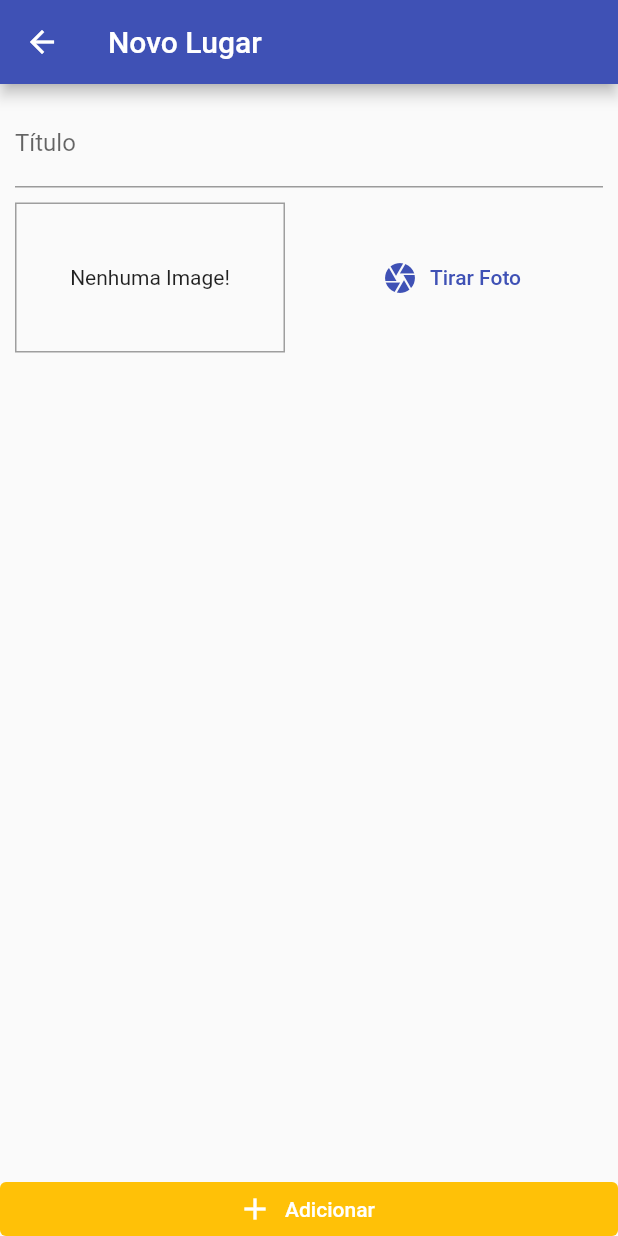
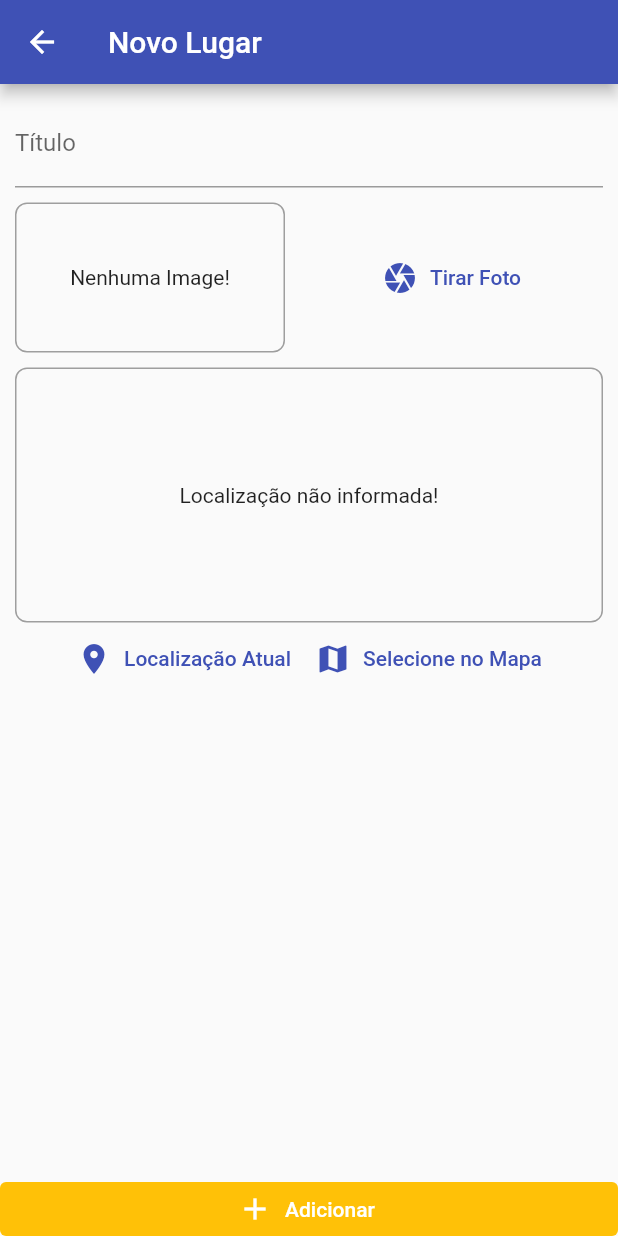
Before and after one commit to jamile08/GreatPlaces, a Flutter app: the screen it shows after launch, after a tap on the "add" icon, on a phone screen of 412 x 824 dp. Run offline on Flutter 3.47's test engine with Material 2 defaults, Android fonts, the phone set to English and light mode, and no system bars; our stand-ins replace image_picker, location, sqflite; accounts and stored records are empty.

Commit message:
SQLite e Maps static API

```diff
--- a/lib/providers/great_places.dart
+++ b/lib/providers/great_places.dart
@@ -3,6 +3,7 @@ import 'dart:math';
 
 import 'package:flutter/widgets.dart';
 import 'package:great_places/models/places.dart';
+import 'package:great_places/utils/db_util.dart';
 
 class GreatPlaces with ChangeNotifier {
   List<Place> _items = [];
@@ -13,6 +14,21 @@ class GreatPlaces with ChangeNotifier {
 
   Place itemByIndex(int index) => _items[index];
 
+  Future<void> loadPlaces() async {
+    final dataList = await DbUtil.getData("places");
+    _items = dataList
+        .map(
+          (item) => Place(
+            id: item["id"],
+            title: item["title"],
+            image: File(item["image"]),
+            location: null,
+          ),
+        )
+        .toList();
+    notifyListeners();
+  }
+
   void addPlace(String title, File image) {
     final newPlace = Place(
       id: Random().nextDouble().toString(),
@@ -21,6 +37,13 @@ class GreatPlaces with ChangeNotifier {
       location: null,
     );
     _items.add(newPlace);
+
+    DbUtil.insert("places", {
+      "id": newPlace.id,
+      "title": newPlace.title,
+      "image": newPlace.image.path,
+    });
+
     notifyListeners();
   }
 }
--- a/lib/screens/place_form_screen.dart
+++ b/lib/screens/place_form_screen.dart
@@ -3,6 +3,7 @@ import 'dart:io';
 import 'package:flutter/material.dart';
 import 'package:great_places/providers/great_places.dart';
 import 'package:great_places/widgets/image_input.dart';
+import 'package:great_places/widgets/location_input.dart';
 import 'package:provider/provider.dart';
 
 class PlaceFormScreen extends StatefulWidget {
@@ -46,10 +47,14 @@ class _PlaceFormScreenState extends State<PlaceFormScreen> {
                   children: [
                     TextField(
                       controller: _titleController,
-                      decoration: InputDecoration(labelText: 'Título'),
+                      decoration: InputDecoration(
+                        labelText: 'Título',
+                      ),
                     ),
                     SizedBox(height: 10),
                     ImageInput(this._selectImage),
+                    SizedBox(height: 10),
+                    LocationInput(),
                   ],
                 ),
               ),
--- a/lib/screens/places_list_screen.dart
+++ b/lib/screens/places_list_screen.dart
@@ -18,11 +18,17 @@ class PlacesListScreen extends StatelessWidget {
           ),
         ],
       ),
-      body: Consumer<GreatPlaces>(
+      body: FutureBuilder(
+        future: Provider.of<GreatPlaces>(context, listen: false).loadPlaces(),
+        builder: (context, snapshot) => snapshot.connectionState ==
+                ConnectionState.waiting
+            ? Center(child: CircularProgressIndicator())
+            : Consumer<GreatPlaces>(
                 child: Center(
                   child: Text("Nenhum local cadastrado!"),
                 ),
-        builder: (context, greatPlaces, child) => greatPlaces.itemsCount == 0
+                builder: (context, greatPlaces, child) =>
+                    greatPlaces.itemsCount == 0
                         ? child
                         : ListView.builder(
                             itemCount: greatPlaces.itemsCount,
@@ -36,6 +42,7 @@ class PlacesListScreen extends StatelessWidget {
                             ),
                           ),
               ),
+      ),
     );
   }
 }
--- /dev/null
+++ b/lib/utils/db_util.dart
@@ -0,0 +1,34 @@
+import 'package:sqflite/sqflite.dart' as sql;
+import 'package:path/path.dart' as path;
+
+class DbUtil {
+  static Future<sql.Database> database() async {
+    // getDatabasesPath - Retorna o caminho onde ele vai
+    // guardar os arquivos de banco de dados
+    final dbPath = await sql.getDatabasesPath();
+    return sql.openDatabase(
+      path.join(dbPath, 'places.db'),
+      version: 1,
+      onCreate: (db, version) {
+        return db.execute(
+          "CREATE TABLE places (id TEXT PRIMARY KEY, title TEXT, image TEXT)",
+        );
+      },
+    );
+  }
+
+  // A chave do map data é o nome da coluna
+  static Future<void> insert(String table, Map<String, Object> data) async {
+    final db = await DbUtil.database();
+    await db.insert(
+      table,
+      data,
+      conflictAlgorithm: sql.ConflictAlgorithm.replace,
+    );
+  }
+
+  static Future<List<Map<String, dynamic>>> getData(String table) async {
+    final db = await DbUtil.database();
+    return db.query(table);
+  }
+}
--- /dev/null
+++ b/lib/utils/location_util.dart
@@ -0,0 +1,11 @@
+//YOUR_API_KEY
+const GOOGLE_API_KEY = "";
+
+class LocationUtil {
+  static String generateLocationPreviewImage({
+    double latitude,
+    double longitude,
+  }) {
+    return 'https://maps.googleapis.com/maps/api/staticmap?center=$latitude,$longitude&zoom=13&size=600x300&maptype=roadmap&markers=color:red%7Clabel:A%7C$latitude,$longitude&key=$GOOGLE_API_KEY';
+  }
+}
--- a/lib/widgets/image_input.dart
+++ b/lib/widgets/image_input.dart
@@ -45,13 +45,17 @@ class _ImageInputState extends State<ImageInput> {
           height: 100,
           decoration: BoxDecoration(
             border: Border.all(width: 1, color: Colors.grey),
+            borderRadius: BorderRadius.all(Radius.circular(8)),
           ),
           alignment: Alignment.center,
           child: _storedImage != null
-              ? Image.file(
-                  _storedImage,
-                  width: double.infinity,
-                  fit: BoxFit.cover,
+              ? ClipRRect(
+                  borderRadius: BorderRadius.all(Radius.circular(8)),
+                  child: Image.file(
+                    _storedImage,
+                    width: double.infinity,
+                    fit: BoxFit.cover,
+                  ),
                 )
               : Text('Nenhuma Image!'),
         ),
--- /dev/null
+++ b/lib/widgets/location_input.dart
@@ -0,0 +1,85 @@
+import 'package:flutter/material.dart';
+import 'package:great_places/utils/location_util.dart';
+import 'package:location/location.dart';
+
+class LocationInput extends StatefulWidget {
+  @override
+  _LocationInputState createState() => _LocationInputState();
+}
+
+class _LocationInputState extends State<LocationInput> {
+  String _previewImageUrl;
+
+  Future<void> _getCurrentUserLocation() async {
+    final locData = await Location().getLocation();
+
+    final staticMapImageUrl = LocationUtil.generateLocationPreviewImage(
+      latitude: locData.latitude,
+      longitude: locData.longitude,
+    );
+
+    setState(() {
+      _previewImageUrl = staticMapImageUrl;
+    });
+  }
+
+  @override
+  Widget build(BuildContext context) {
+    return Column(
+      children: [
+        Container(
+          height: 170,
+          width: double.infinity,
+          alignment: Alignment.center,
+          decoration: BoxDecoration(
+            border: Border.all(
+              width: 1,
+              color: Colors.grey,
+            ),
+            borderRadius: BorderRadius.all(Radius.circular(8)),
+          ),
+          child: _previewImageUrl == null
+              ? Text("Localização não informada!")
+              : ClipRRect(
+                  borderRadius: BorderRadius.all(Radius.circular(8)),
+                  child: Image.network(
+                    _previewImageUrl,
+                    fit: BoxFit.cover,
+                    width: double.infinity,
+                    errorBuilder: (context, error, stackTrace) {
+                      print(error);
+                      print(stackTrace);
+                      return Column(
+                        mainAxisAlignment: MainAxisAlignment.spaceEvenly,
+                        children: [
+                          Icon(
+                            Icons.error,
+                            color: Theme.of(context).errorColor,
+                            size: 40,
+                          ),
+                          Text("Ocorreu um Erro!"),
+                        ],
+                      );
+                    },
+                  ),
+                ),
+        ),
+        Row(
+          mainAxisAlignment: MainAxisAlignment.center,
+          children: [
+            TextButton.icon(
+              icon: Icon(Icons.location_on),
+              label: Text("Localização Atual"),
+              onPressed: _getCurrentUserLocation,
+            ),
+            TextButton.icon(
+              icon: Icon(Icons.map),
+              label: Text("Selecione no Mapa"),
+              onPressed: () {},
+            ),
+          ],
+        ),
+      ],
+    );
+  }
+}
--- a/pubspec.yaml
+++ b/pubspec.yaml
@@ -27,6 +27,8 @@ dependencies:
   image_picker: ^0.7.4
   path_provider: ^2.0.1
   path: ^1.8.0
+  sqflite: ^2.0.0+3
+  location: ^4.1.1
 
 
   # The following adds the Cupertino Icons font to your application.
```
Also changed, not shown: pubspec.lock, 2 other files. Lines whose indentation alone changed are shown as unchanged.
